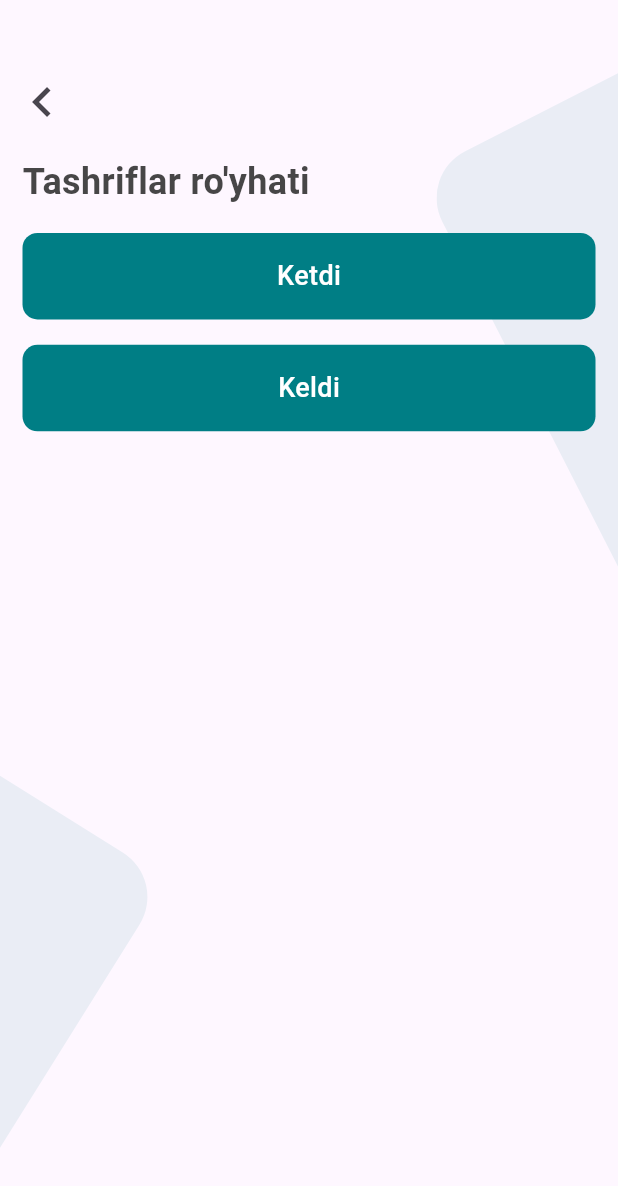
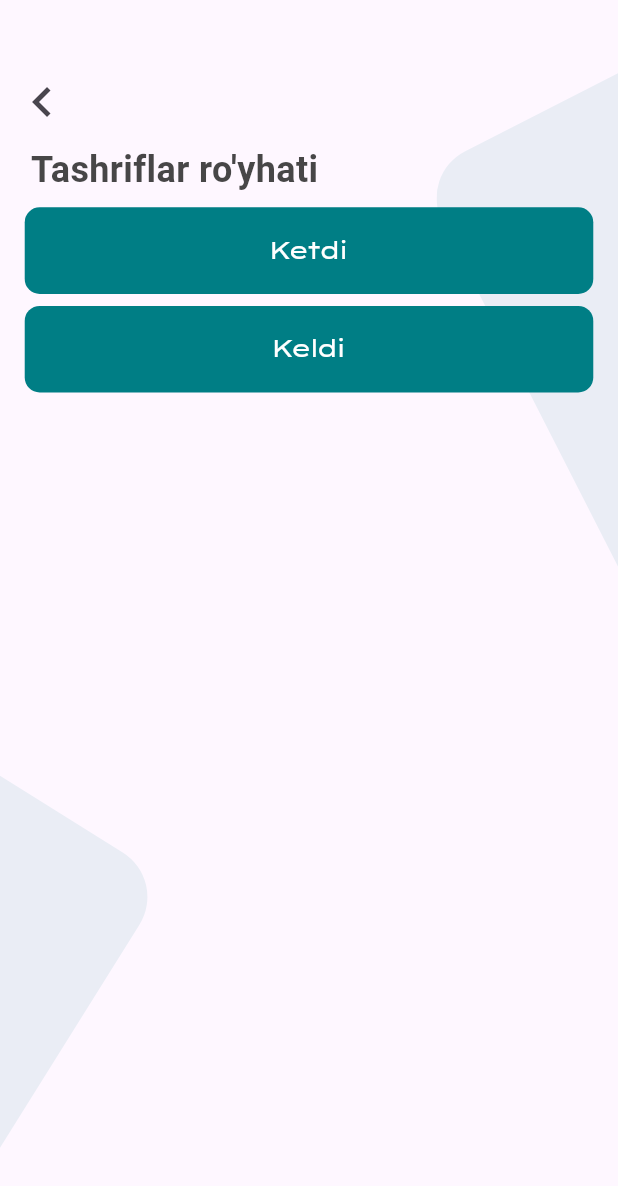
Before and after one commit to hakimkhon/clinic-app, a Flutter app: the HomePage screen opened by its route, after a tap on the "calendar month" icon, on a phone screen of 412 x 824 dp. Shown: the top 1186 px of the screen. Run offline on Flutter 3.47's test engine with Material 3 defaults, Android fonts, the phone set to English and light mode, and no system bars; drawn by our look-alikes of zoom_tap_animation; our stand-ins replace card_swiper, flutter_svg; network calls fail.

Commit message:
snackbar fonts mock service

```diff
--- a/lib/data/routes/app_route.dart
+++ b/lib/data/routes/app_route.dart
@@ -1,3 +1,4 @@
+import 'package:clinicapp/data/model/news_model.dart';
 import 'package:clinicapp/data/model/user_model.dart';
 import 'package:clinicapp/presentation/screens/auth/ratification_page.dart';
 import 'package:clinicapp/presentation/screens/auth/registration_page.dart';
@@ -38,9 +39,14 @@ class ClinicRoute {
   static Route generateRoute(RouteSettings settings) {
     switch (settings.name) {
       case ClinicRouteNames.ratification:
-        return MaterialPageRoute(builder: (context) => const RatificationPage());
+        return MaterialPageRoute(
+            builder: (context) => RatificationPage(
+                  phoneNumber: settings.arguments as String,
+                ));
       case ClinicRouteNames.registration:
-        return MaterialPageRoute(builder: (context) => const RegistrationPage());
+        return MaterialPageRoute(
+          builder: (context) => const RegistrationPage(),
+        );
       case ClinicRouteNames.home:
         return MaterialPageRoute(builder: (context) => const HomePage());
       case ClinicRouteNames.profile:
@@ -52,11 +58,15 @@ class ClinicRoute {
       case ClinicRouteNames.visitList:
         return MaterialPageRoute(builder: (context) => const VisitListPage());
       case ClinicRouteNames.selectClient:
-        return MaterialPageRoute(builder: (context) => SelectClientPage(userModel: settings.arguments as UserModel));
+        return MaterialPageRoute(
+            builder: (context) =>
+                SelectClientPage(userModel: settings.arguments as UserModel));
       case ClinicRouteNames.selectDate:
         return MaterialPageRoute(builder: (context) => const SelectDataPage());
       case ClinicRouteNames.news:
-        return MaterialPageRoute(builder: (context) => const NewsPage());
+        return MaterialPageRoute(
+            builder: (context) =>
+                NewsPage(newsModel: settings.arguments as NewsModel));
       case ClinicRouteNames.newsAdd:
         return MaterialPageRoute(builder: (context) => const NewsAddPage());
       case ClinicRouteNames.editLang:
--- a/lib/presentation/core/resource/assets.dart
+++ b/lib/presentation/core/resource/assets.dart
@@ -1,6 +1,7 @@
 const String imagePath = "assets/images";
 const String lottiePath = "assets/lotties";
 const String iconPath = "assets/icons";
+const String fontPath = "assets/fonts";
 
 class ImageAssets {
   static const String topRightImage = "$imagePath/top_right_image.svg";
@@ -8,9 +9,17 @@ class ImageAssets {
   static const String topLeftImage = "$imagePath/top_left_image.svg";
   static const String bottomRightImage = "$imagePath/bottom_right_image.svg";
 }
+
 class LottieAssets {
   static const String test = "$lottiePath/lottie_currency.json";
 }
+
 class IconsAssets {
   static const String clinic = "$iconPath/clinic_icon.png";
+  static const String logoApp = "$imagePath/logo_app.png";
 }
+
+class AppFonts {
+  static const String lexendTera = "LexendTera";
+  static const String lato = "Lato";
+}
--- a/lib/presentation/screens/home/home_page.dart
+++ b/lib/presentation/screens/home/home_page.dart
@@ -18,13 +18,14 @@ class HomePage extends StatefulWidget {
 }
 
 class _HomePageState extends State<HomePage> {
-  TextEditingController phoneNumberController = TextEditingController();
+  // TextEditingController phoneNumberController = TextEditingController();
   @override
   Widget build(BuildContext context) {
     return Scaffold(
       backgroundColor: MyColors.bgBodyColor,
       body: SafeArea(
         bottom: false,
+        child: SingleChildScrollView(
           child: Column(
             children: [
               Padding(
@@ -34,23 +35,16 @@ class _HomePageState extends State<HomePage> {
                   children: [
                     ZoomTapAnimation(
                         onTap: () {
-                      Navigator.pushNamed(context, ClinicRouteNames.profile);
+                          Navigator.pushNamed(
+                              context, ClinicRouteNames.profile);
                         },
-                    child: Container(
-                      width: 50,
-                      height: 50,
-                      decoration: BoxDecoration(
-                        borderRadius: BorderRadius.circular(90),
-                        image: DecorationImage(
-                          image: NetworkImage(Urls.humans2),
-                        ),
-                        border: Border.all(color: MyColors.containerSubTitleColor)
-                      ),
-                    ),
-                  ),
-                  const SizedBox(width: 8),
+                        child: CircleAvatar(
+                          radius: 28,
+                          backgroundImage: NetworkImage(Urls.humans2),
+                        )),
+                    const SizedBox(width: 10),
                     SizedBox(
-                    width: ConstSizes.width(68),
+                      width: ConstSizes.width(66),
                       child: const Text(
                         'Kharamov Nuriddin',
                         maxLines: 2,
@@ -64,7 +58,10 @@ class _HomePageState extends State<HomePage> {
                     const Spacer(),
                     IconButton(
                       onPressed: () {
-                      Navigator.pushNamed(context, ClinicRouteNames.visitList);
+                        Navigator.pushNamed(
+                          context,
+                          ClinicRouteNames.visitList,
+                        );
                       },
                       icon: const Icon(
                         Icons.calendar_month_outlined,
@@ -102,13 +99,8 @@ class _HomePageState extends State<HomePage> {
                         autoplayDelay: 10000,
                         itemCount: 5,
                         itemBuilder: (context, index) {
-                        return ZoomTapAnimation(
-                          onTap: () {
-                            Navigator.pushNamed(context, ClinicRouteNames.news);
-                          },
-                          child:
-                              ItemNewsWidget(newsModel: MockData.news[index]),
-                        );
+                          return ItemNewsWidget(
+                              newsModel: MockData.news[index]);
                         },
                       ),
                     ),
@@ -120,6 +112,7 @@ class _HomePageState extends State<HomePage> {
             ],
           ),
         ),
+      ),
     );
   }
 }
--- a/lib/presentation/screens/home/visit_list_page.dart
+++ b/lib/presentation/screens/home/visit_list_page.dart
@@ -1,4 +1,5 @@
 import 'package:clinicapp/presentation/core/constant/colors.dart';
+import 'package:clinicapp/presentation/core/constant/sizes.dart';
 import 'package:clinicapp/presentation/widgets/custom_button_widget.dart';
 import 'package:clinicapp/presentation/widgets/stakced_icons.dart';
 import 'package:flutter/material.dart';
@@ -27,14 +28,13 @@ class VisitListPage extends StatelessWidget {
                   ),
                 ),
               ),
-              Container(
-                height: 200,
-                padding: const EdgeInsets.symmetric(horizontal: 15),
-                child: Column(
+              Column(
                 mainAxisAlignment: MainAxisAlignment.spaceAround,
                 crossAxisAlignment: CrossAxisAlignment.start,
                 children: [
-                    const Text(
+                  Padding(
+                    padding: EdgeInsets.only(left: ConstSizes.width(5), bottom: ConstSizes.height(1)),
+                    child: const Text(
                       "Tashriflar ro'yhati",
                       style: TextStyle(
                         fontSize: 24,
@@ -42,10 +42,10 @@ class VisitListPage extends StatelessWidget {
                         fontWeight: FontWeight.bold,
                       ),
                     ),
+                  ),
                   CustomButtonWidget(title: "Ketdi", onTap: () {}),
                   CustomButtonWidget(title: "Keldi", onTap: () {}),
                 ],
-                ),
               ),
             ],
           ),
--- a/lib/presentation/screens/home/widgets/item_client_list_view.dart
+++ b/lib/presentation/screens/home/widgets/item_client_list_view.dart
@@ -1,6 +1,7 @@
 import 'package:clinicapp/data/model/user_model.dart';
 import 'package:clinicapp/data/routes/app_route.dart';
 import 'package:clinicapp/presentation/core/constant/colors.dart';
+import 'package:clinicapp/presentation/core/resource/assets.dart';
 import 'package:flutter/material.dart';
 import 'package:zoom_tap_animation/zoom_tap_animation.dart';
 
@@ -29,7 +30,7 @@ class ItemClientListView extends StatelessWidget {
               Text(
                 userModel.name,
                 style: const TextStyle(
-                  fontSize: 16,
+                  fontSize: 14,
                   color: MyColors.subTextColor,
                   fontWeight: FontWeight.w400,
                 ),
@@ -38,7 +39,7 @@ class ItemClientListView extends StatelessWidget {
               Text(
                 userModel.surname,
                 style: const TextStyle(
-                  fontSize: 16,
+                  fontSize: 14,
                   color: MyColors.subTextColor,
                   fontWeight: FontWeight.w400,
                 ),
--- a/lib/presentation/screens/home/widgets/item_news_widget.dart
+++ b/lib/presentation/screens/home/widgets/item_news_widget.dart
@@ -24,11 +24,7 @@ class ItemNewsWidget extends StatelessWidget {
             width: 70,
           ),
         ),
-        ZoomTapAnimation(
-          onTap: () {
-            Navigator.pushNamed(context, ClinicRouteNames.news);
-          },
-          child: Container(
+        Container(
           padding: const EdgeInsets.symmetric(vertical: 5),
           height: ConstSizes.height(24),
           margin: const EdgeInsets.only(left: 15, right: 15, top: 22),
@@ -41,6 +37,10 @@ class ItemNewsWidget extends StatelessWidget {
               horizontal: 15,
               vertical: 15,
             ),
+            child: ZoomTapAnimation(
+              onTap: () {
+                Navigator.pushNamed(context, ClinicRouteNames.news, arguments: newsModel);
+              },
               child: Column(
                 crossAxisAlignment: CrossAxisAlignment.start,
                 mainAxisAlignment: MainAxisAlignment.spaceAround,
@@ -65,7 +65,7 @@ class ItemNewsWidget extends StatelessWidget {
                   ),
                   ZoomTapAnimation(
                     onTap: () {
-                      Navigator.pushNamed(context, ClinicRouteNames.news);
+                      Navigator.pushNamed(context, ClinicRouteNames.news, arguments: newsModel);
                     },
                     child: const Row(
                       mainAxisAlignment: MainAxisAlignment.end,
--- a/lib/presentation/widgets/custom_button_widget.dart
+++ b/lib/presentation/widgets/custom_button_widget.dart
@@ -1,5 +1,6 @@
 import 'package:clinicapp/presentation/core/constant/colors.dart';
 import 'package:clinicapp/presentation/core/constant/sizes.dart';
+import 'package:clinicapp/presentation/core/resource/assets.dart';
 import 'package:flutter/material.dart';
 import 'package:zoom_tap_animation/zoom_tap_animation.dart';
 
@@ -10,47 +11,56 @@ class CustomButtonWidget extends StatelessWidget {
     required this.onTap,
     this.icon = false,
     this.color = MyColors.btnBackgroundColor,
+    this.bottomPadding = 8,
+    this.size = 16,
   });
   final String title;
   final Function onTap;
   final bool icon;
   final Color color;
+  final double bottomPadding;
+  final double size;
 
   @override
   Widget build(BuildContext context) {
-    return ZoomTapAnimation(
-      child: Stack(
+    return Stack(
       children: [
-          Container(
+        ZoomTapAnimation(
+          onTap: () {
+            onTap();
+          },
+          child: Container(
+            height: ConstSizes.height(7),
+            margin: EdgeInsets.only(
+                left: ConstSizes.width(4),
+                right: ConstSizes.width(4),
+                bottom: bottomPadding),
             alignment: Alignment.center,
-            width: ConstSizes.width(100),
-            height: ConstSizes.height(7),
             decoration: BoxDecoration(
                 borderRadius: BorderRadius.circular(10), color: color),
             child: Text(
               title,
-              style: const TextStyle(
-                fontSize: 18,
+              style: TextStyle(
+                fontSize: size,
                 color: MyColors.btnTextColor,
-                fontWeight: FontWeight.w500,
+                fontWeight: FontWeight.w400,
+                fontFamily: AppFonts.lexendTera,
+                letterSpacing: -2,
+              ),
             ),
           ),
         ),
         if (icon)
           const Positioned(
-              right: 8,
+            right: 24,
             top: 18,
             child: Icon(
               Icons.chevron_right,
               color: Colors.white,
-                size: 28,
+              size: 24,
             ),
           )
       ],
-      ),
-      onTap: () {
-        onTap();
-      },
     );
   }
 }
```
Also changed, not shown: lib/data/service/mock_service.dart (added, +24 -0 lines), lib/presentation/screens/auth/ratification_page.dart (+33 -19 lines), lib/presentation/screens/auth/registration_page.dart (+30 -33 lines), lib/presentation/screens/home/diagnosis/diagnosis_page.dart (+9 -8 lines), lib/presentation/screens/home/news/news_page.dart (+18 -10 lines), lib/presentation/screens/profile/profile_page.dart (+19 -23 lines), lib/presentation/widgets/custom_snackbar_widget.dart (added, +11 -0 lines), lib/presentation/widgets/my_text_widget.dart (added, +23 -0 lines), pubspec.yaml (+9 -15 lines), assets/fonts/Lato-Black.ttf (added), assets/fonts/LexendTera.ttf (added), assets/fonts/test.txt (deleted), assets/images/logo_app.png (added), pubspec.lock. Lines whose indentation alone changed are shown as unchanged.
